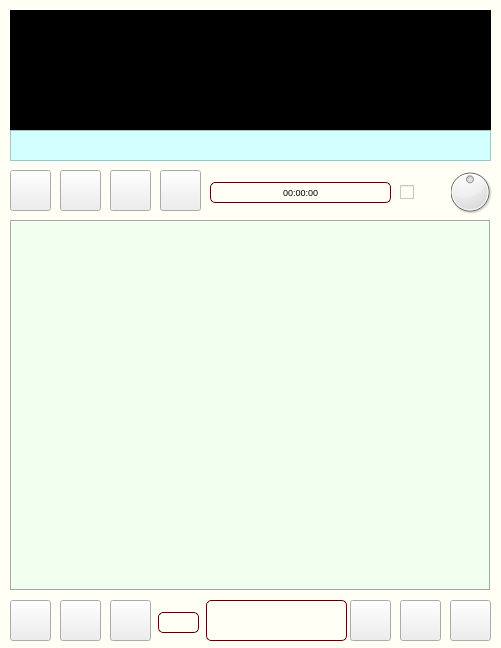
Old version of the form DIALOG/player.ui in the repository dimanchik79/Play-Music.
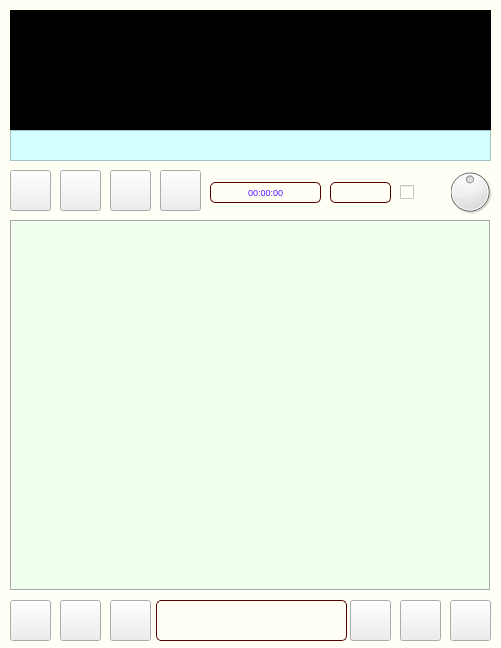
New version of the form. Icons and pictures are not drawn.

The edit to the form file:
```diff
--- a/DIALOG/player.ui
+++ b/DIALOG/player.ui
@@ -441,7 +441,7 @@
      <rect>
       <x>210</x>
       <y>182</y>
-      <width>181</width>
+      <width>111</width>
       <height>21</height>
      </rect>
     </property>
@@ -456,7 +456,7 @@
     <property name="styleSheet">
      <string notr="true">border: 1px solid rgb(85, 0, 0);
 border-radius: 5px;
-
+color: rgb(85, 16, 255)
 </string>
     </property>
     <property name="text">
@@ -469,9 +469,9 @@
    <widget class="QLabel" name="album_txt">
     <property name="geometry">
      <rect>
-      <x>206</x>
+      <x>156</x>
       <y>600</y>
-      <width>141</width>
+      <width>191</width>
       <height>41</height>
      </rect>
     </property>
@@ -514,15 +514,16 @@
    <widget class="QLabel" name="number">
     <property name="geometry">
      <rect>
-      <x>158</x>
-      <y>612</y>
-      <width>41</width>
+      <x>330</x>
+      <y>182</y>
+      <width>61</width>
       <height>21</height>
      </rect>
     </property>
     <property name="font">
      <font>
       <family>Lucida Console</family>
+      <pointsize>7</pointsize>
      </font>
     </property>
     <property name="toolTip">
```
Left out of the diff: 5 changed lines with no effect on the pictures.
